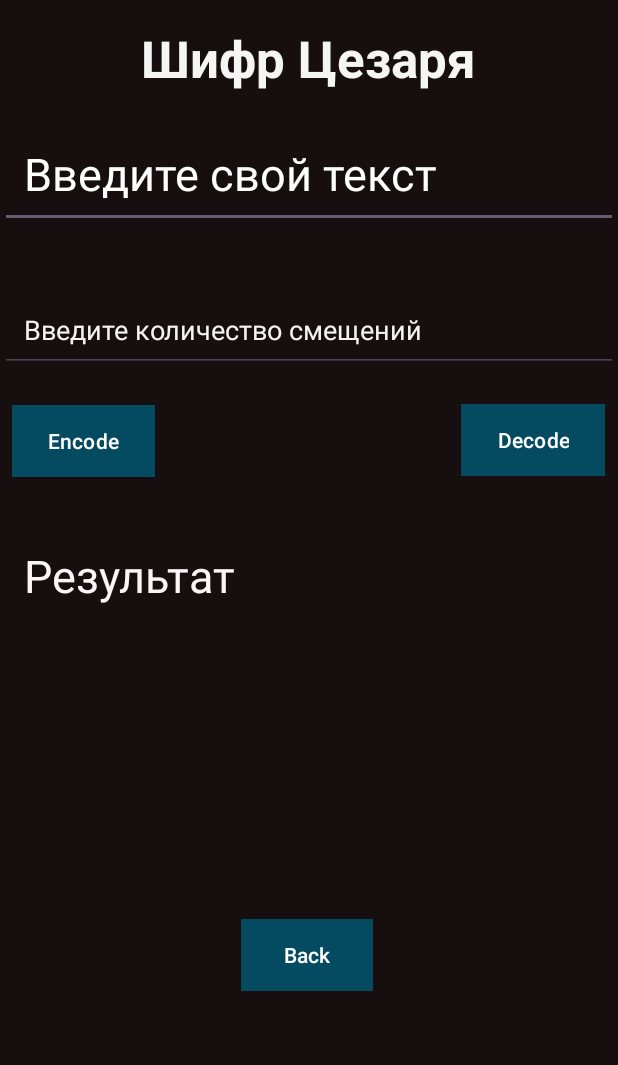
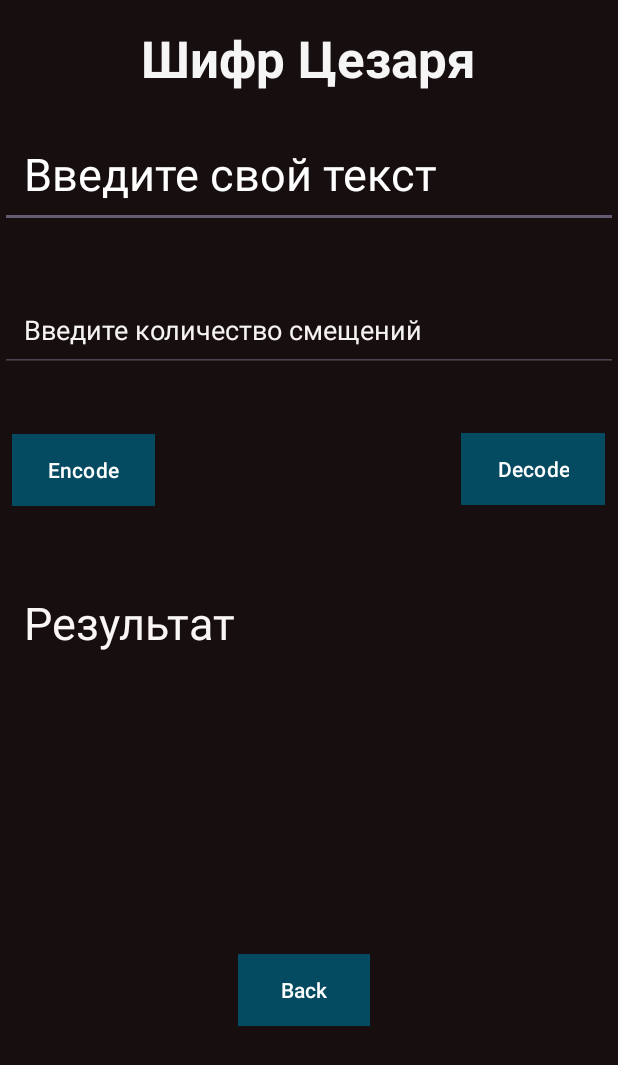
Before and after one commit to alyas10/AndroidMessenger, an Android app: the fragment CodeFragment placed in its activity, after a tap on "Шифр Цезаря", on a phone screen of 412 x 824 dp. Shown: the top 1065 px of the screen. Run offline under Robolectric (Android 15) with nearby library versions, the phone set to English and light mode, and no system bars; Roboto replaces fonts that are not available here.

Commit message:
activity_code update

```diff
--- a/app/src/main/AndroidManifest.xml
+++ b/app/src/main/AndroidManifest.xml
@@ -14,6 +14,9 @@
         android:supportsRtl="true"
         android:theme="@style/Theme.AndroidMessenger"
         tools:targetApi="31">
+        <activity
+            android:name=".VigenerActivity"
+            android:exported="false" />
         <activity
             android:name=".RegisterActivity"
             android:exported="false" />
@@ -34,8 +37,7 @@
         </activity>
         <activity
             android:name=".LoginActivity"
-            android:exported="false">
-        </activity>
+            android:exported="false"></activity>
 
         <meta-data
             android:name="preloaded_fonts"
--- a/app/src/main/java/com/example/androidmessenger/CodeFragment.java
+++ b/app/src/main/java/com/example/androidmessenger/CodeFragment.java
@@ -17,6 +17,8 @@ public class CodeFragment extends Fragment {
     public void onViewCreated(@NonNull View view, @Nullable Bundle savedInstanceState) {
         super.onViewCreated(view, savedInstanceState);
         CardView card1 = getView().findViewById(R.id.card1);
+        CardView card2 = getView().findViewById(R.id.card2);
+        CardView card3 = getView().findViewById(R.id.card3);
         card1.setOnClickListener(new View.OnClickListener() {
             public void onClick(View v) {
                 Intent intent = new Intent(getActivity(), CeasesActivity.class);
@@ -25,5 +27,18 @@ public class CodeFragment extends Fragment {
 
         });
 
+        card2.setOnClickListener(new View.OnClickListener() {
+            @Override
+            public void onClick(View v) {
+
+            }
+        });
+
+        card3.setOnClickListener(new View.OnClickListener() {
+            @Override
+            public void onClick(View v) {
+
+            }
+        });
     }
 }
--- a/app/src/main/java/com/example/androidmessenger/MainActivity.java
+++ b/app/src/main/java/com/example/androidmessenger/MainActivity.java
@@ -43,12 +43,6 @@ public class MainActivity extends AppCompatActivity  implements NavigationView.O
         }
     }
 
-    public boolean onCreateOptionsMenu(Menu menu) {
-        // Inflate the menu; this adds items to the action bar if it is present.
-        getMenuInflater().inflate(R.menu.bottom_navigation_menu, menu);
-        return true;
-    }
-
 
     public boolean onNavigationItemSelected(MenuItem item) {
 
--- /dev/null
+++ b/app/src/main/java/com/example/androidmessenger/VigenerActivity.java
@@ -0,0 +1,14 @@
+package com.example.androidmessenger;
+
+import androidx.appcompat.app.AppCompatActivity;
+
+import android.os.Bundle;
+
+public class VigenerActivity extends AppCompatActivity {
+
+    @Override
+    protected void onCreate(Bundle savedInstanceState) {
+        super.onCreate(savedInstanceState);
+        setContentView(R.layout.activity_vigener);
+    }
+}
--- /dev/null
+++ b/app/src/main/res/layout/activity_vigener.xml
@@ -0,0 +1,9 @@
+<?xml version="1.0" encoding="utf-8"?>
+<androidx.constraintlayout.widget.ConstraintLayout xmlns:android="http://schemas.android.com/apk/res/android"
+    xmlns:app="http://schemas.android.com/apk/res-auto"
+    xmlns:tools="http://schemas.android.com/tools"
+    android:layout_width="match_parent"
+    android:layout_height="match_parent"
+    tools:context=".VigenerActivity">
+
+</androidx.constraintlayout.widget.ConstraintLayout>
--- a/app/src/main/res/layout/encrypt_and_decrypt.xml
+++ b/app/src/main/res/layout/encrypt_and_decrypt.xml
@@ -37,11 +37,17 @@
         android:layout_height="wrap_content"
         android:layout_below="@id/inputText"
         android:layout_marginTop="39dp"
-
         android:hint="Введите количество смещений"
         android:padding="16dp"
         android:textColor="#FBFAFA"
         android:textColorHint="#F6F3F3" />
+
+    <LinearLayout
+        android:id="@+id/buttons"
+        android:layout_width="wrap_content"
+        android:layout_height="wrap_content"
+        android:layout_below="@+id/shiftAmount"
+        android:layout_marginTop="19dp">
 
         <Button
             android:id="@+id/encode"
@@ -51,10 +57,10 @@
             android:layout_alignParentStart="true"
             android:layout_marginStart="8dp"
             android:layout_marginTop="22dp"
+            android:background="#009688"
             android:onClick="encodeText"
-        android:background="#009688"
-        app:backgroundTint="#044b61"
-        android:text="Encode" />
+            android:text="Encode"
+            app:backgroundTint="#044b61" />
 
         <Button
             android:id="@+id/decode"
@@ -65,23 +71,24 @@
             android:layout_marginTop="21dp"
             android:layout_toEndOf="@id/encode"
             android:background="#009688"
-        app:backgroundTint="#044b61"
             android:onClick="decodeText"
-        android:text="Decode" />
+            android:text="Decode"
+            app:backgroundTint="#044b61" />
+    </LinearLayout>
 
     <TextView
         android:id="@+id/outputText"
         android:layout_width="match_parent"
         android:layout_height="197dp"
-        android:layout_below="@id/encode"
-        android:layout_marginTop="29dp"
+        android:layout_below="@+id/buttons"
+        android:layout_marginTop="41dp"
         android:hint="Результат"
-        android:textSize="30dp"
         android:padding="16dp"
         android:textColor="#F6F5F5"
         android:textColorHighlight="#009688"
         android:textColorHint="#FBF6F6"
-        android:textColorLink="#009688" />
+        android:textColorLink="#009688"
+        android:textSize="30dp" />
 
     <Button
         android:id="@+id/backButton"
@@ -89,13 +96,13 @@
         android:layout_height="wrap_content"
         android:layout_below="@id/outputText"
         android:layout_alignParentEnd="true"
-        android:layout_marginTop="68dp"
-        android:layout_marginEnd="163dp"
+        android:layout_marginTop="60dp"
+        android:layout_marginEnd="165dp"
+        android:background="#009688"
         android:onClick="goBack"
         android:text="Back"
-        android:background="#009688"
-        app:backgroundTint="#044b61"
         android:textColorHighlight="#673AB7"
-        android:textColorLink="#673AB7" />
+        android:textColorLink="#673AB7"
+        app:backgroundTint="#044b61" />
 
 </RelativeLayout>
```
Lines whose indentation alone changed are shown as unchanged.
